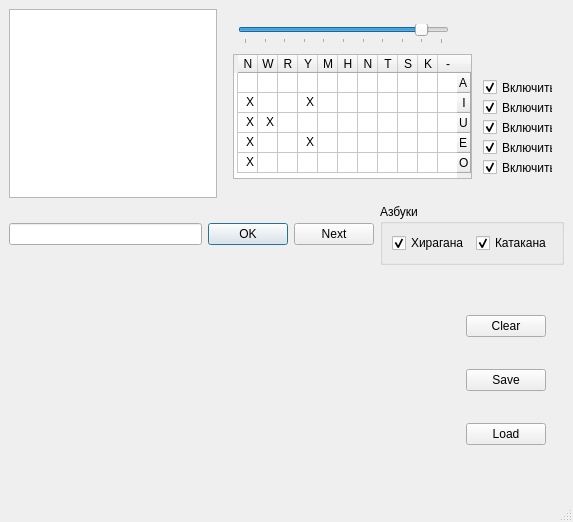
The window that kana.ui (Kracav4ik/kana) describes before a commit, drawn with Qt 5.
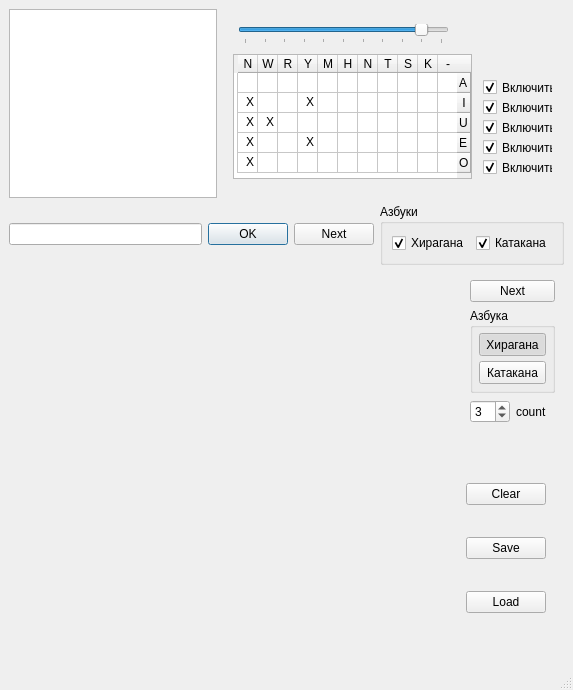
The same window after the commit. Custom widgets are drawn as their Qt base class.

Commit message: Кана: новый режим: текст для записи другой каной

```diff
--- a/kana.ui
+++ b/kana.ui
@@ -7,9 +7,15 @@
     <x>0</x>
     <y>0</y>
     <width>573</width>
-    <height>522</height>
+    <height>690</height>
    </rect>
   </property>
+  <property name="minimumSize">
+   <size>
+    <width>0</width>
+    <height>0</height>
+   </size>
+  </property>
   <property name="windowTitle">
    <string>Kana</string>
   </property>
@@ -39,30 +45,75 @@
       </item>
      </layout>
     </item>
-    <item row="1" column="2">
-     <widget class="QGroupBox" name="kanaBox">
-      <property name="title">
-       <string>Азбуки</string>
+    <item row="0" column="0">
+     <widget class="QGraphicsView" name="graphicsView">
+      <property name="minimumSize">
+       <size>
+        <width>201</width>
+        <height>181</height>
+       </size>
       </property>
-      <layout class="QHBoxLayout" name="horizontalLayout">
+      <property name="backgroundBrush">
+       <brush brushstyle="SolidPattern">
+        <color alpha="255">
+         <red>0</red>
+         <green>0</green>
+         <blue>0</blue>
+        </color>
+       </brush>
+      </property>
+     </widget>
+    </item>
+    <item row="3" column="0" colspan="3">
+     <widget class="QWidget" name="widget_2" native="true">
+      <property name="minimumSize">
+       <size>
+        <width>0</width>
+        <height>220</height>
+       </size>
+      </property>
+      <layout class="QHBoxLayout" name="horizontalLayout_3">
        <item>
-        <widget class="QCheckBox" name="hiraCheck">
-         <property name="text">
-          <string>Хирагана</string>
+        <widget class="TabletWidget" name="tabletWidget" native="true">
+         <property name="sizePolicy">
+          <sizepolicy hsizetype="Expanding" vsizetype="Expanding">
+           <horstretch>0</horstretch>
+           <verstretch>0</verstretch>
+          </sizepolicy>
          </property>
-         <property name="checked">
-          <bool>true</bool>
+         <property name="minimumSize">
+          <size>
+           <width>0</width>
+           <height>0</height>
+          </size>
          </property>
         </widget>
        </item>
        <item>
-        <widget class="QCheckBox" name="kataCheck">
-         <property name="text">
-          <string>Катакана</string>
-         </property>
-         <property name="checked">
-          <bool>true</bool>
-         </property>
+        <widget class="QWidget" name="widget_3" native="true">
+         <layout class="QVBoxLayout" name="verticalLayout">
+          <item>
+           <widget class="QPushButton" name="clearButton">
+            <property name="text">
+             <string>Clear</string>
+            </property>
+           </widget>
+          </item>
+          <item>
+           <widget class="QPushButton" name="saveButton">
+            <property name="text">
+             <string>Save</string>
+            </property>
+           </widget>
+          </item>
+          <item>
+           <widget class="QPushButton" name="loadButton">
+            <property name="text">
+             <string>Load</string>
+            </property>
+           </widget>
+          </item>
+         </layout>
         </widget>
        </item>
       </layout>
@@ -352,78 +403,191 @@
       <zorder>levelSlider</zorder>
       <zorder>useE</zorder>
       <zorder>useU</zorder>
-      <zorder>kanaBox</zorder>
-     </widget>
-    </item>
-    <item row="0" column="0">
-     <widget class="QGraphicsView" name="graphicsView">
-      <property name="minimumSize">
-       <size>
-        <width>201</width>
-        <height>181</height>
-       </size>
-      </property>
-      <property name="backgroundBrush">
-       <brush brushstyle="SolidPattern">
-        <color alpha="255">
-         <red>0</red>
-         <green>0</green>
-         <blue>0</blue>
-        </color>
-       </brush>
-      </property>
+      <zorder>widget_2</zorder>
      </widget>
     </item>
     <item row="2" column="0" colspan="3">
-     <widget class="QWidget" name="widget_2" native="true">
+     <widget class="QWidget" name="widget_4" native="true">
+      <property name="sizePolicy">
+       <sizepolicy hsizetype="Preferred" vsizetype="Preferred">
+        <horstretch>0</horstretch>
+        <verstretch>0</verstretch>
+       </sizepolicy>
+      </property>
       <property name="minimumSize">
        <size>
         <width>0</width>
-        <height>220</height>
+        <height>162</height>
        </size>
       </property>
-      <layout class="QHBoxLayout" name="horizontalLayout_3">
+      <layout class="QHBoxLayout" name="horizontalLayout_5">
        <item>
-        <widget class="TabletWidget" name="tabletWidget" native="true">
+        <widget class="QLabel" name="kanaLabel">
          <property name="sizePolicy">
-          <sizepolicy hsizetype="Expanding" vsizetype="Expanding">
+          <sizepolicy hsizetype="MinimumExpanding" vsizetype="Preferred">
            <horstretch>0</horstretch>
            <verstretch>0</verstretch>
           </sizepolicy>
          </property>
-         <property name="minimumSize">
-          <size>
-           <width>0</width>
-           <height>0</height>
-          </size>
+         <property name="font">
+          <font>
+           <family>Arial Unicode MS</family>
+           <pointsize>48</pointsize>
+          </font>
          </property>
+         <property name="text">
+          <string/>
+         </property>
+         <property name="textFormat">
+          <enum>Qt::PlainText</enum>
+         </property>
         </widget>
        </item>
        <item>
-        <widget class="QWidget" name="widget_3" native="true">
-         <layout class="QVBoxLayout" name="verticalLayout">
-          <item>
-           <widget class="QPushButton" name="clearButton">
-            <property name="text">
-             <string>Clear</string>
+        <layout class="QVBoxLayout" name="verticalLayout_2">
+         <item>
+          <widget class="QPushButton" name="nextWordButton">
+           <property name="text">
+            <string>Next</string>
+           </property>
+          </widget>
+         </item>
+         <item>
+          <widget class="QGroupBox" name="groupBox">
+           <property name="minimumSize">
+            <size>
+             <width>0</width>
+             <height>85</height>
+            </size>
+           </property>
+           <property name="title">
+            <string>Азбука</string>
+           </property>
+           <layout class="QVBoxLayout" name="verticalLayout_3">
+            <property name="spacing">
+             <number>0</number>
             </property>
-           </widget>
-          </item>
-          <item>
-           <widget class="QPushButton" name="saveButton">
-            <property name="text">
-             <string>Save</string>
+            <property name="leftMargin">
+             <number>6</number>
             </property>
-           </widget>
-          </item>
-          <item>
-           <widget class="QPushButton" name="loadButton">
-            <property name="text">
-             <string>Load</string>
+            <property name="topMargin">
+             <number>0</number>
             </property>
-           </widget>
-          </item>
-         </layout>
+            <property name="rightMargin">
+             <number>6</number>
+            </property>
+            <property name="bottomMargin">
+             <number>0</number>
+            </property>
+            <item>
+             <widget class="QToolButton" name="hiraButton">
+              <property name="sizePolicy">
+               <sizepolicy hsizetype="Preferred" vsizetype="Fixed">
+                <horstretch>0</horstretch>
+                <verstretch>0</verstretch>
+               </sizepolicy>
+              </property>
+              <property name="minimumSize">
+               <size>
+                <width>0</width>
+                <height>23</height>
+               </size>
+              </property>
+              <property name="text">
+               <string>Хирагана</string>
+              </property>
+              <property name="checkable">
+               <bool>true</bool>
+              </property>
+              <property name="checked">
+               <bool>true</bool>
+              </property>
+              <property name="toolButtonStyle">
+               <enum>Qt::ToolButtonTextOnly</enum>
+              </property>
+              <property name="arrowType">
+               <enum>Qt::UpArrow</enum>
+              </property>
+             </widget>
+            </item>
+            <item>
+             <widget class="QToolButton" name="kataButton">
+              <property name="sizePolicy">
+               <sizepolicy hsizetype="Preferred" vsizetype="Fixed">
+                <horstretch>0</horstretch>
+                <verstretch>0</verstretch>
+               </sizepolicy>
+              </property>
+              <property name="minimumSize">
+               <size>
+                <width>0</width>
+                <height>23</height>
+               </size>
+              </property>
+              <property name="text">
+               <string>Катакана</string>
+              </property>
+              <property name="checkable">
+               <bool>true</bool>
+              </property>
+             </widget>
+            </item>
+           </layout>
+          </widget>
+         </item>
+         <item>
+          <layout class="QHBoxLayout" name="horizontalLayout_4">
+           <item>
+            <widget class="QSpinBox" name="repeatCount">
+             <property name="minimum">
+              <number>1</number>
+             </property>
+             <property name="maximum">
+              <number>7</number>
+             </property>
+             <property name="value">
+              <number>3</number>
+             </property>
+            </widget>
+           </item>
+           <item>
+            <widget class="QLabel" name="label">
+             <property name="text">
+              <string>count</string>
+             </property>
+            </widget>
+           </item>
+          </layout>
+         </item>
+        </layout>
+       </item>
+      </layout>
+     </widget>
+    </item>
+    <item row="1" column="2">
+     <widget class="QGroupBox" name="kanaBox">
+      <property name="title">
+       <string>Азбуки</string>
+      </property>
+      <layout class="QHBoxLayout" name="horizontalLayout">
+       <item>
+        <widget class="QCheckBox" name="hiraCheck">
+         <property name="text">
+          <string>Хирагана</string>
+         </property>
+         <property name="checked">
+          <bool>true</bool>
+         </property>
+        </widget>
+       </item>
+       <item>
+        <widget class="QCheckBox" name="kataCheck">
+         <property name="text">
+          <string>Катакана</string>
+         </property>
+         <property name="checked">
+          <bool>true</bool>
+         </property>
         </widget>
        </item>
       </layout>
```
The commit also changes 2 other files.
